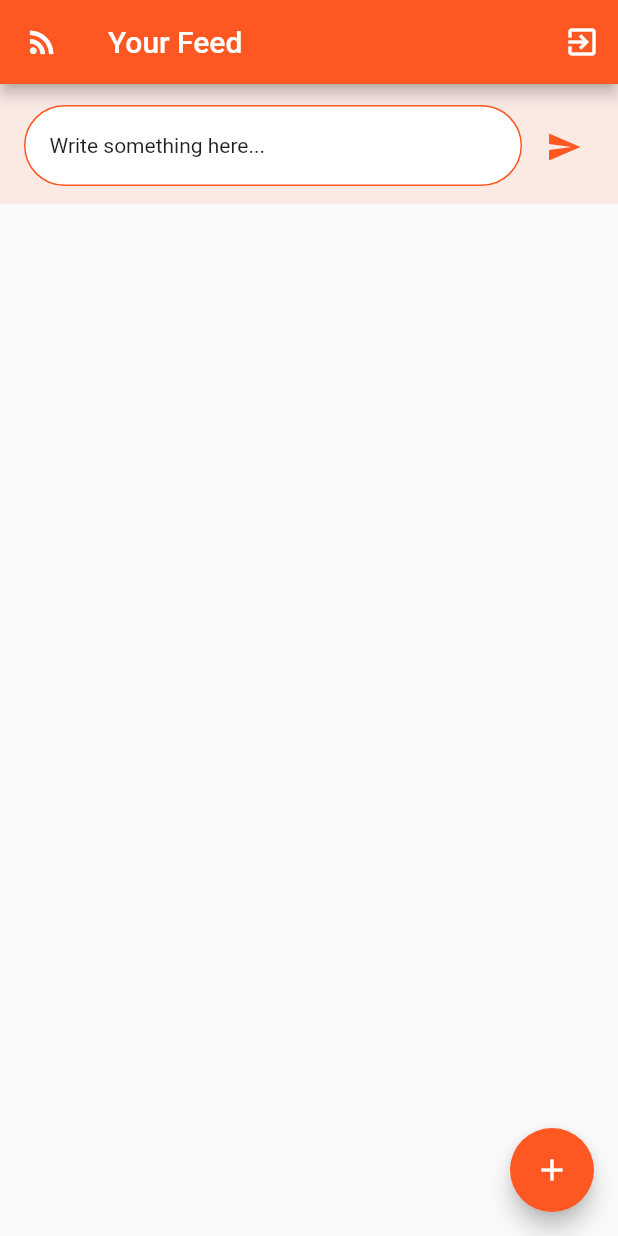
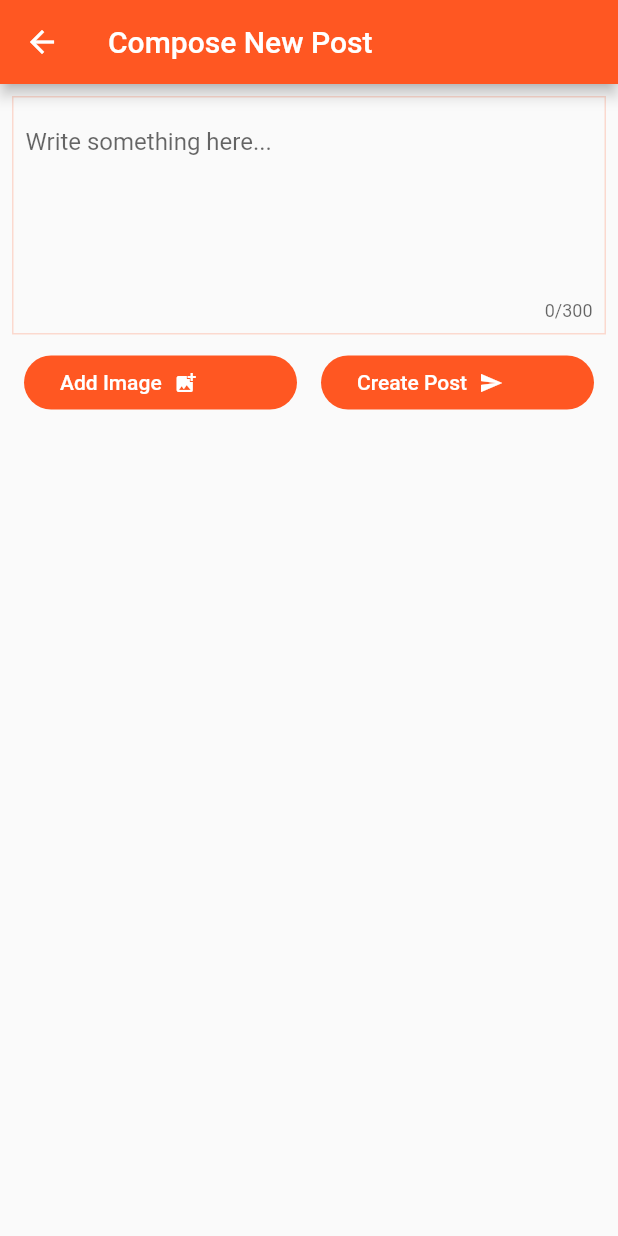
Before and after one commit to cogent-demon/flutter_feedly, a Flutter app: the FeedPage screen opened directly, after a tap on the "add" icon, on a phone screen of 412 x 824 dp. Run offline on Flutter 3.47's test engine with Material 2 defaults, Android fonts, the phone set to English and light mode, and no system bars; our stand-ins replace firebase_auth; accounts and stored records are empty.

Commit message:
Added create page

```diff
--- /dev/null
+++ b/lib/pages/create.dart
@@ -0,0 +1,112 @@
+import 'package:flutter/material.dart';
+
+class CreatePage extends StatefulWidget {
+  @override
+  _CreatePageState createState() => _CreatePageState();
+}
+
+class _CreatePageState extends State<CreatePage> {
+  @override
+  Widget build(BuildContext context) {
+    return Scaffold(
+      appBar: AppBar(
+        title: Text("Compose New Post"),
+      ),
+      body: Container(
+        padding: const EdgeInsets.all(8.0),
+        child: Column(
+          children: <Widget>[
+            Container(
+              padding: const EdgeInsets.all(8.0),
+              decoration: BoxDecoration(
+                border: Border.all(
+                  color: Colors.deepOrange.withOpacity(0.2),
+                ),
+              ),
+              child: TextField(
+                maxLines: 5,
+                maxLength: 300,
+                decoration: InputDecoration(
+                  hintText: "Write something here...",
+                  border: InputBorder.none,
+                ),
+              ),
+            ),
+            Row(
+              children: <Widget>[
+                Expanded(
+                  child: Padding(
+                    padding: const EdgeInsets.all(8.0),
+                    child: FlatButton(
+                      shape: RoundedRectangleBorder(
+                        borderRadius: BorderRadius.circular(
+                          30.0,
+                        ),
+                      ),
+                      splashColor: Colors.deepOrange,
+                      color: Colors.deepOrange,
+                      onPressed: () {},
+                      child: Row(
+                        children: <Widget>[
+                          Padding(
+                            padding: const EdgeInsets.symmetric(
+                              vertical: 8.0,
+                              horizontal: 8.0,
+                            ),
+                            child: Text(
+                              "Add Image",
+                              style: TextStyle(color: Colors.white),
+                            ),
+                          ),
+                          Icon(
+                            Icons.add_photo_alternate,
+                            color: Colors.white,
+                            size: 16.0,
+                          ),
+                        ],
+                      ),
+                    ),
+                  ),
+                ),
+                Expanded(
+                  child: Padding(
+                    padding: const EdgeInsets.all(8.0),
+                    child: FlatButton(
+                      shape: RoundedRectangleBorder(
+                        borderRadius: BorderRadius.circular(
+                          30.0,
+                        ),
+                      ),
+                      splashColor: Colors.deepOrange,
+                      color: Colors.deepOrange,
+                      onPressed: () {},
+                      child: Row(
+                        children: <Widget>[
+                          Padding(
+                            padding: const EdgeInsets.symmetric(
+                              vertical: 8.0,
+                              horizontal: 8.0,
+                            ),
+                            child: Text(
+                              "Create Post",
+                              style: TextStyle(color: Colors.white),
+                            ),
+                          ),
+                          Icon(
+                            Icons.send,
+                            color: Colors.white,
+                            size: 16.0,
+                          ),
+                        ],
+                      ),
+                    ),
+                  ),
+                ),
+              ],
+            )
+          ],
+        ),
+      ),
+    );
+  }
+}
--- a/lib/pages/feed.dart
+++ b/lib/pages/feed.dart
@@ -1,4 +1,5 @@
 import 'package:flutter/material.dart';
+import 'package:flutter_feedly/pages/create.dart';
 import 'package:flutter_feedly/widgets/compose_box.dart';
 
 class FeedPage extends StatefulWidget {
@@ -7,12 +8,18 @@ class FeedPage extends StatefulWidget {
 }
 
 class _FeedPageState extends State<FeedPage> {
+  _navigateToCreatePage() {
+    Navigator.push(context, MaterialPageRoute(builder: (BuildContext ctx) {
+      return CreatePage();
+    }));
+  }
+
   _getItems() {
     List<Widget> _items = [];
 
     Widget _composeBox = GestureDetector(
       child: ComposeBox(),
-      onTap: () {},
+      onTap: _navigateToCreatePage,
     );
 
     _items.add(_composeBox);
@@ -37,7 +44,7 @@ class _FeedPageState extends State<FeedPage> {
         children: _getItems(),
       ),
       floatingActionButton: FloatingActionButton(
-        onPressed: () {},
+        onPressed: _navigateToCreatePage,
         child: Icon(Icons.add),
       ),
     );
```
